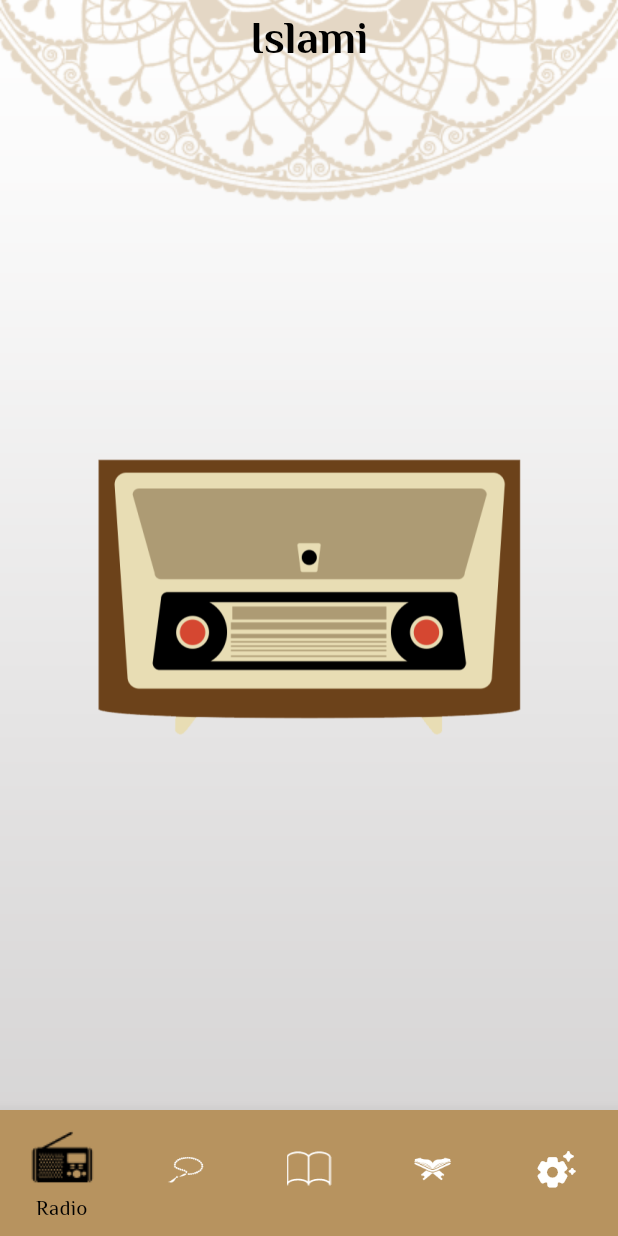
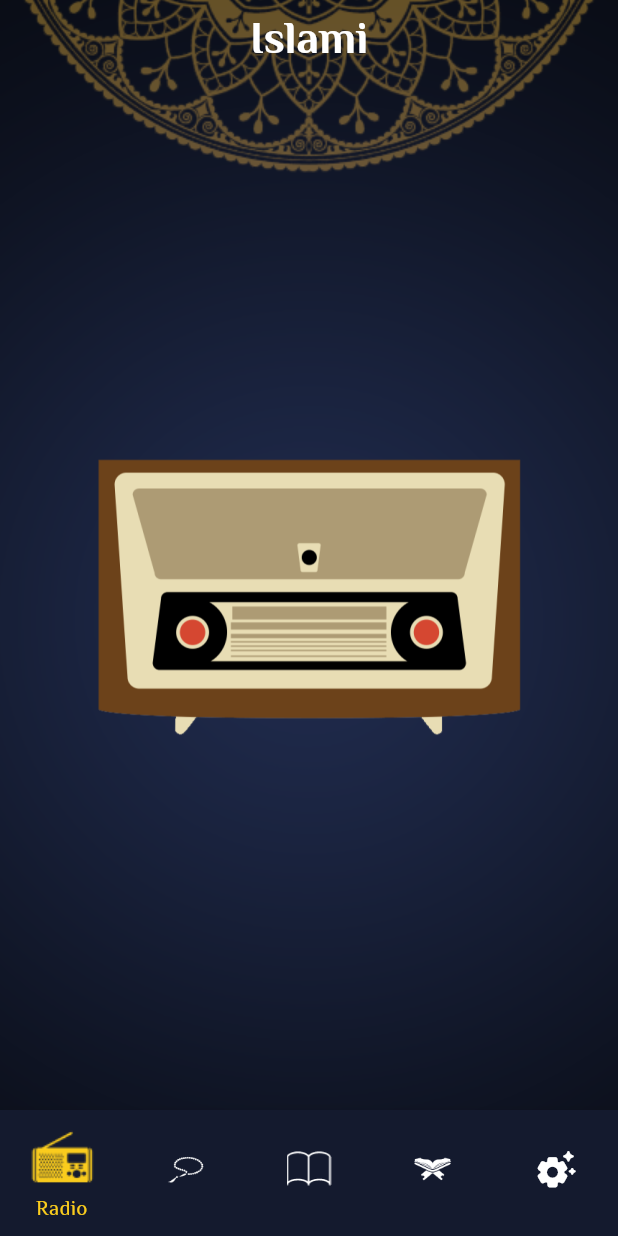
Before and after one commit to motazyusuf/Islami_App, a Flutter app: the screen it shows after launch, on a phone screen of 412 x 824 dp. Run offline on Flutter 3.47's test engine with Material 3 defaults, Android fonts, the phone set to English and light mode, and no system bars; our stand-ins replace animated_custom_dropdown; generated files the repository leaves out were written again.

Commit message:
-Dark theme done -fixed Quran details view localization issue

```diff
--- a/lib/core/application_theme_manager.dart
+++ b/lib/core/application_theme_manager.dart
@@ -50,27 +50,27 @@ class ApplicationThemeManager {
     textTheme: const TextTheme(
       titleLarge: TextStyle(
           fontFamily: 'El Messiri',
-          color: Colors.black,
+          color: Colors.white,
           fontSize: 30,
           fontWeight: FontWeight.bold),
       bodyLarge: TextStyle(
           fontFamily: 'El Messiri',
-          color: Colors.black,
+          color: Colors.white,
           fontSize: 25,
           fontWeight: FontWeight.w600),
       bodyMedium: TextStyle(
           fontFamily: 'El Messiri',
-          color: Colors.black,
+          color: Colors.white,
           fontSize: 25,
           fontWeight: FontWeight.w400),
       bodySmall: TextStyle(
           fontFamily: 'El Messiri',
-          color: Colors.black,
+          color: Colors.white,
           fontSize: 20,
           fontWeight: FontWeight.w400),
       labelSmall: TextStyle(
           fontFamily: 'El Messiri',
-          color: Colors.black,
+          color: Colors.white,
           fontSize: 12,
           fontWeight: FontWeight.w400),
     ),
@@ -81,12 +81,14 @@ class ApplicationThemeManager {
     scaffoldBackgroundColor: Colors.transparent,
     bottomNavigationBarTheme: const BottomNavigationBarThemeData(
       unselectedIconTheme: IconThemeData(color: Colors.white, size: 30),
-      selectedIconTheme: IconThemeData(color: Colors.black, size: 50),
+      selectedIconTheme:
+          IconThemeData(color: Color.fromRGBO(250, 204, 29, 1), size: 50),
       unselectedItemColor: Colors.white,
-      selectedItemColor: Colors.black,
+      selectedItemColor: Color.fromRGBO(250, 204, 29, 1),
       showUnselectedLabels: false,
       type: BottomNavigationBarType.fixed,
-      backgroundColor: Color.fromRGBO(183, 147, 95, 1),
+      backgroundColor: Color.fromRGBO(20, 26, 46, 1),
     ),
+    dividerTheme: DividerThemeData(color: Color.fromRGBO(250, 204, 29, 1)),
   );
 }
--- a/lib/layouts/layout_view.dart
+++ b/lib/layouts/layout_view.dart
@@ -30,7 +30,7 @@ class _LayoutViewState extends State<LayoutView> {
       decoration: const BoxDecoration(
           image: DecorationImage(
               fit: BoxFit.cover,
-              image: AssetImage("assets/images/IslamiBackground.png"))),
+              image: AssetImage("assets/images/IslamiBackground_dark.png"))),
       child: Scaffold(
         appBar: AppBar(
             title: Text(localization!.islami,
--- a/lib/main.dart
+++ b/lib/main.dart
@@ -23,15 +23,20 @@ class MyApp extends StatelessWidget {
   // This widget is the root of your application.
   @override
   Widget build(BuildContext context) {
+    var darkNavigationColor = Color.fromRGBO(20, 26, 46, 1);
+    var lightNavigationColor = Color.fromRGBO(183, 147, 95, 1);
+
     return AnnotatedRegion<SystemUiOverlayStyle>(
-      value: const SystemUiOverlayStyle(
-          systemNavigationBarColor: Color.fromRGBO(183, 147, 95, 1)),
+      value:
+          SystemUiOverlayStyle(systemNavigationBarColor: darkNavigationColor),
       child: MaterialApp(
+        themeMode: ThemeMode.dark,
         locale: Locale("en"),
         title: 'Localizations Sample App',
         localizationsDelegates: AppLocalizations.localizationsDelegates,
         supportedLocales: AppLocalizations.supportedLocales,
         theme: ApplicationThemeManager.lightModeThemeData,
+        darkTheme: ApplicationThemeManager.darkModeThemeData,
         debugShowCheckedModeBanner: false,
         initialRoute: SplashView.routeName,
         routes: {
--- a/lib/modules/quran/widgets/quran_details_view.dart
+++ b/lib/modules/quran/widgets/quran_details_view.dart
@@ -29,7 +29,10 @@ class _QuranDetailsViewState extends State<QuranDetailsView> {
             const SizedBox(
               width: 10,
             ),
-            const Icon(Icons.play_circle_fill_rounded)
+            const Icon(
+              Icons.play_circle_fill_rounded,
+              color: Color.fromRGBO(250, 204, 29, 1),
+            )
           ],
         ),
         const Divider(
```
Also changed, not shown: lib/layouts/detailes_views_layout.dart (+12 -5 lines), assets/images/IslamiBackground_dark.png (added).
